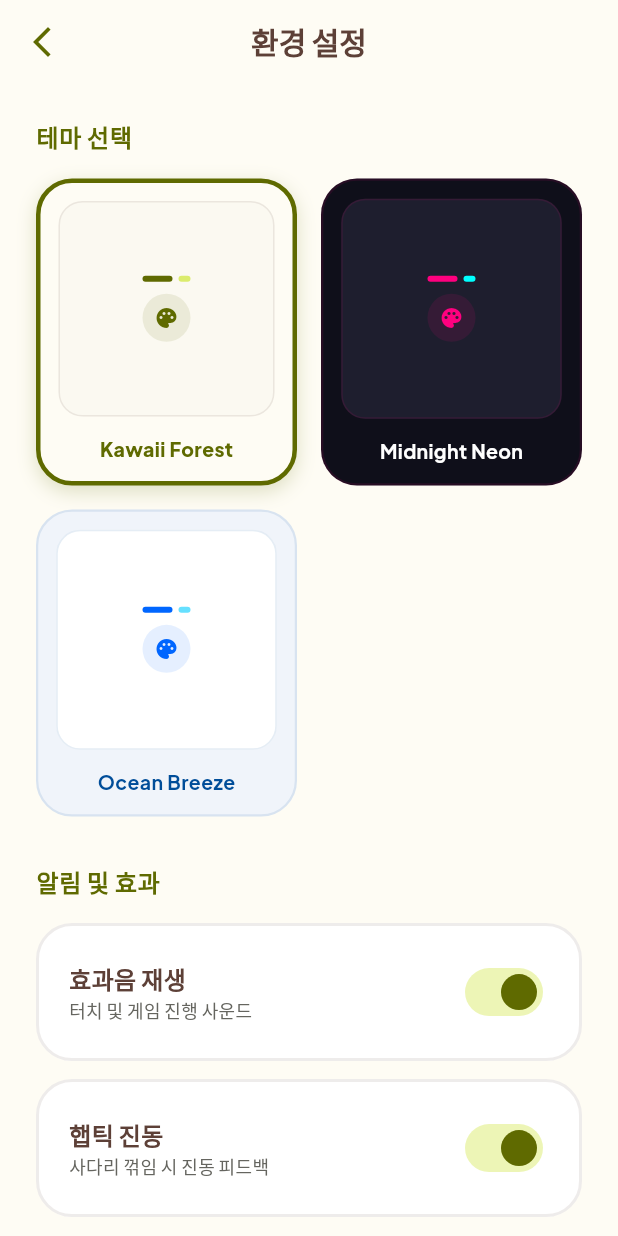
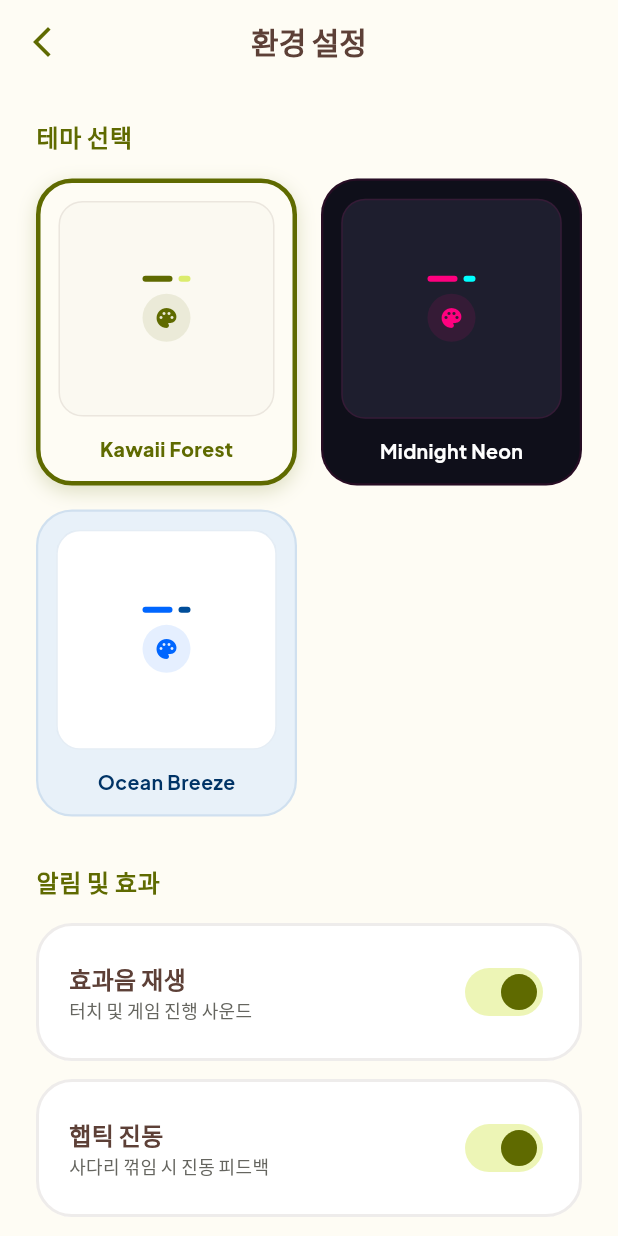
Before and after one commit to Ssassin-01/ladder_game, a Flutter app: the screen it shows after launch, after a tap on the "settings" icon, on a phone screen of 412 x 824 dp. Run offline on Flutter 3.47's test engine with Material 3 defaults, Android fonts, the phone set to English and light mode, and no system bars; our stand-ins replace audioplayers, google_fonts, screenshot, share_plus, shared_preferences.

Commit message:
Fix: 테마별 시인성 최적화 및 Kawaii Forest 디자인 원형 격리 보호\n\n- 홈 화면 버튼 텍스트 대비 로직 개선 (Forest 테마 100% 복구)\n- 환경 설정 페이지 타일 배경색 테마화 (가독성 확보)\n- 결과 화면 강조 카드 가독성 임계값 보정\n- Ocean Breeze 결과 화면 입체감 강화

```diff
--- a/lib/core/neon_theme.dart
+++ b/lib/core/neon_theme.dart
@@ -93,22 +93,22 @@ class NeonColors {
         );
       case LadderThemeId.ocean:
         return const LadderThemeData(
-          background: Color(0xFFF0F4FA),
+          background: Color(0xFFE8F1F9), // 배경을 살짝 더 차분하게
           primary: Color(0xFF0066FF),
           onPrimary: Colors.white,
-          accent: Color(0xFF66E0FF),
-          onAccent: Color(0xFF004D99),
-          stroke: Color(0xFF004D99),
+          accent: Color(0xFF004D99),     // 더 짙은 내비 블루로 입체감 부여
+          onAccent: Colors.white,
+          stroke: Color(0xFF004D99),     // 테두리를 명확하게
           shadow: Color(0xFF80B3FF),
           cardBg: Color(0xFFFFFFFF),
-          onCardBg: Color(0xFF004D99),
-          textMain: Color(0xFF004D99),
+          onCardBg: Color(0xFF003366),
+          textMain: Color(0xFF003366),   // 가독성 높은 딥 블루
           textSub: Color(0xFF4D80B3),
-          modePenalty: Color(0xFFE6F3FF),
-          modeWin: Color(0xFFB3D9FF),
-          modeShoot: Color(0xFF66B3FF),
-          modeOrder: Color(0xFFCCEEFF),
-          modeTeam: Color(0xFFF2F9FF),
+          modePenalty: Color(0xFFD9E9FF),
+          modeWin: Color(0xFFA6D2FF),
+          modeShoot: Color(0xFF1976D2), // 밝은 노랑 대신 진한 파랑으로 시인성 확보
+          modeOrder: Color(0xFFBBE1FA),
+          modeTeam: Color(0xFFF0F8FF),
         );
     }
   }
--- a/lib/features/home/ladder_home_screen.dart
+++ b/lib/features/home/ladder_home_screen.dart
@@ -102,6 +102,7 @@ class _LadderHomeScreenState extends State<LadderHomeScreen> {
                 Icons.dangerous,
                 colors.modePenalty,
                 colors,
+                settings,
               ),
               const SizedBox(height: 20),
 
@@ -115,6 +116,7 @@ class _LadderHomeScreenState extends State<LadderHomeScreen> {
                       Icons.star,
                       colors.modeWin,
                       colors,
+                      settings,
                     ),
                   ),
                   const SizedBox(width: 20),
@@ -126,6 +128,7 @@ class _LadderHomeScreenState extends State<LadderHomeScreen> {
                       Icons.icecream,
                       colors.modeShoot,
                       colors,
+                      settings,
                     ),
                   ),
                 ],
@@ -141,6 +144,7 @@ class _LadderHomeScreenState extends State<LadderHomeScreen> {
                       Icons.format_list_numbered,
                       colors.modeOrder,
                       colors,
+                      settings,
                     ),
                   ),
                   const SizedBox(width: 20),
@@ -152,6 +156,7 @@ class _LadderHomeScreenState extends State<LadderHomeScreen> {
                       Icons.groups,
                       colors.modeTeam,
                       colors,
+                      settings,
                     ),
                   ),
                 ],
@@ -173,12 +178,12 @@ class _LadderHomeScreenState extends State<LadderHomeScreen> {
     );
   }
 
-  Widget _buildLargeModeButton(BuildContext context, LadderGameMode mode, String label, IconData icon, Color bgColor, LadderThemeData colors) {
-    // Determine context-aware text/icon color for the button
-    final bool isNeon = bgColor.value == colors.primary.value || colors.background.value == 0xFF0F0F1A;
-    final Color contentColor = isNeon
-        ? colors.onPrimary
-        : (bgColor.computeLuminance() > 0.6 ? colors.textMain : Colors.white);
+  Widget _buildLargeModeButton(BuildContext context, LadderGameMode mode, String label, IconData icon, Color bgColor, LadderThemeData colors, SettingsViewModel settings) {
+    // context-aware text/icon color
+    final bool isForest = settings.currentThemeId == LadderThemeId.forest;
+    final Color contentColor = isForest
+        ? (bgColor.computeLuminance() > 0.6 ? colors.onCardBg : Colors.white)
+        : (bgColor.computeLuminance() > 0.5 ? Color(0xFF0F0F1A) : Colors.white);
 
     return GestureDetector(
       onTap: () => _navigateToSettings(context, mode),
@@ -244,12 +249,12 @@ class _LadderHomeScreenState extends State<LadderHomeScreen> {
     );
   }
 
-  Widget _buildGridModeButton(BuildContext context, LadderGameMode mode, String label, IconData icon, Color bgColor, LadderThemeData colors) {
-    // Context-aware colors
-    final bool isNeon = bgColor.value == colors.primary.value || colors.background.value == 0xFF0F0F1A;
-    final Color contentColor = isNeon
-        ? colors.onPrimary
-        : (bgColor.computeLuminance() > 0.6 ? colors.textMain : Colors.white);
+  Widget _buildGridModeButton(BuildContext context, LadderGameMode mode, String label, IconData icon, Color bgColor, LadderThemeData colors, SettingsViewModel settings) {
+    // context-aware text/icon color
+    final bool isForest = settings.currentThemeId == LadderThemeId.forest;
+    final Color contentColor = isForest
+        ? (bgColor.computeLuminance() > 0.6 ? colors.onCardBg : Colors.white)
+        : (bgColor.computeLuminance() > 0.5 ? Color(0xFF0F0F1A) : Colors.white);
 
     return GestureDetector(
       onTap: () => _navigateToSettings(context, mode),
--- a/lib/features/settings/settings_screen.dart
+++ b/lib/features/settings/settings_screen.dart
@@ -50,6 +50,7 @@ class SettingsScreen extends StatelessWidget {
                 value: settings.soundEnabled,
                 onChanged: (_) => settings.toggleSound(),
                 colors: colors,
+                settings: settings,
               ),
               const SizedBox(height: 12),
               _buildSettingTile(
@@ -59,6 +60,7 @@ class SettingsScreen extends StatelessWidget {
                 value: settings.hapticEnabled,
                 onChanged: (_) => settings.toggleHaptic(),
                 colors: colors,
+                settings: settings,
               ),
               const SizedBox(height: 40),
               _buildAppInfo(colors),
@@ -169,11 +171,12 @@ class SettingsScreen extends StatelessWidget {
     required bool value,
     required ValueChanged<bool> onChanged,
     required LadderThemeData colors,
+    required SettingsViewModel settings,
   }) {
     return Container(
       padding: const EdgeInsets.all(20),
       decoration: NeonTheme.getCardDecoration(
-        bg: Colors.white,
+        bg: (settings.currentThemeId == LadderThemeId.forest) ? Colors.white : colors.cardBg,
         radius: 24,
         strokeColor: colors.stroke.withOpacity(0.1),
       ),
```
Also changed, not shown: lib/features/ladder_game/ladder_result_screen.dart (+37 -22 lines).
